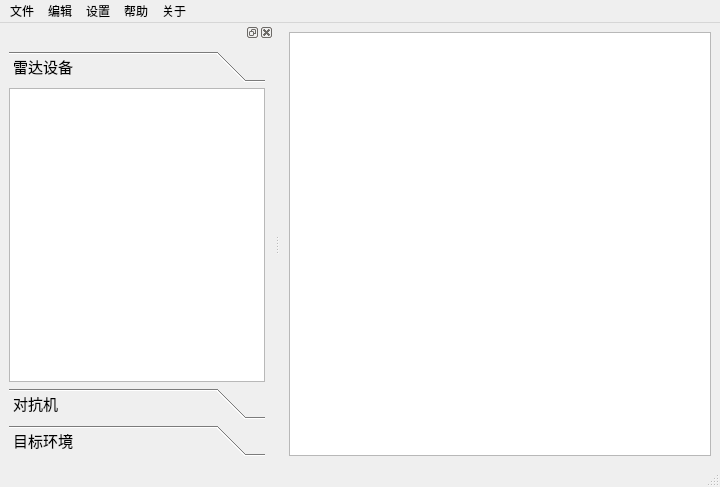
The window that prototype_v0906/Main/mainwindownew.ui (Tangzixia/Digital-Prototype) describes before a commit, drawn with Qt 5.
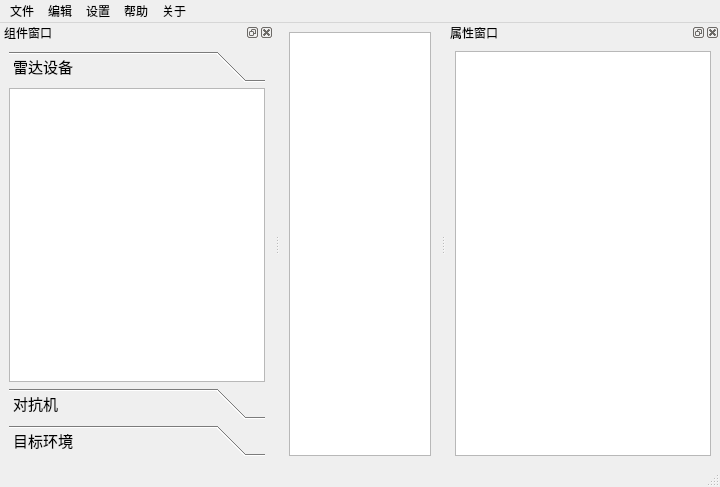
The same window after the commit. The open tabs and pages were chosen to show the change. Icons and pictures are not drawn. Custom widgets are drawn as their Qt base class.

Commit message: 1，将右击菜单抽离为一个组件 2，新建页面添加了属性窗口 3，实现了radarItem和listwidgetItem的联动删除、编辑，（属性还没实现） 4，对draglistwidget和radarItem的一些重复代码做了合并优化

Diff of the .ui file:
```diff
--- a/prototype_v0906/Main/mainwindownew.ui
+++ b/prototype_v0906/Main/mainwindownew.ui
@@ -85,6 +85,9 @@
   </widget>
   <widget class="QStatusBar" name="statusBar"/>
   <widget class="QDockWidget" name="dockWidget_left">
+   <property name="windowTitle">
+    <string>组件窗口</string>
+   </property>
    <attribute name="dockWidgetArea">
     <number>1</number>
    </attribute>
@@ -220,6 +223,31 @@
     </layout>
    </widget>
   </widget>
+  <widget class="QDockWidget" name="dockWidget_property">
+   <property name="sizePolicy">
+    <sizepolicy hsizetype="Preferred" vsizetype="Preferred">
+     <horstretch>0</horstretch>
+     <verstretch>0</verstretch>
+    </sizepolicy>
+   </property>
+   <property name="windowTitle">
+    <string>属性窗口</string>
+   </property>
+   <attribute name="dockWidgetArea">
+    <number>2</number>
+   </attribute>
+   <widget class="QWidget" name="dockWidgetContents">
+    <layout class="QGridLayout" name="gridLayout_2">
+     <item row="0" column="0">
+      <widget class="QListWidget" name="listWidget">
+       <property name="autoScrollMargin">
+        <number>10</number>
+       </property>
+      </widget>
+     </item>
+    </layout>
+   </widget>
+  </widget>
   <action name="actionnewFile">
    <property name="text">
     <string>新建文件</string>
```
Left out of the diff: 14 changed lines with no effect on the pictures. The commit also changes 16 other files.
